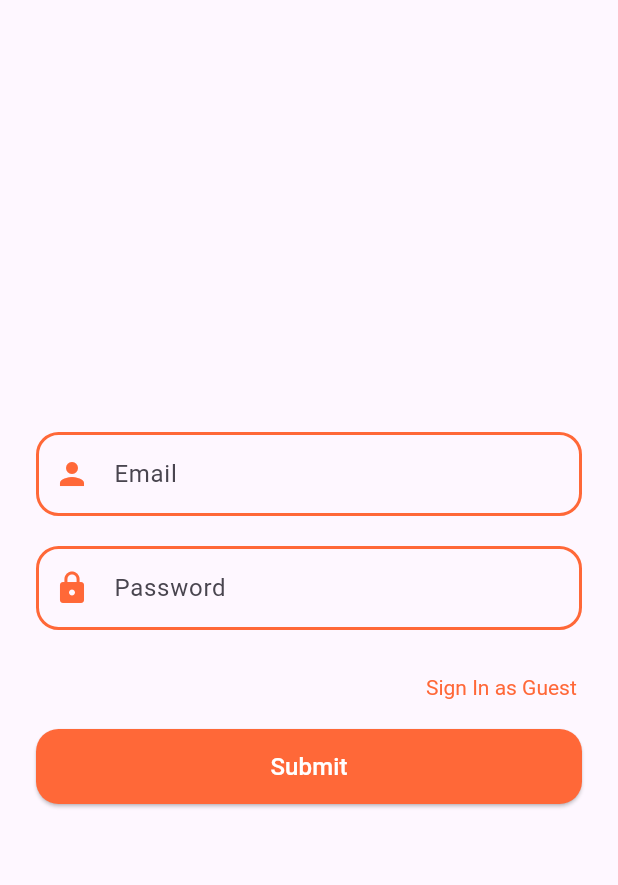
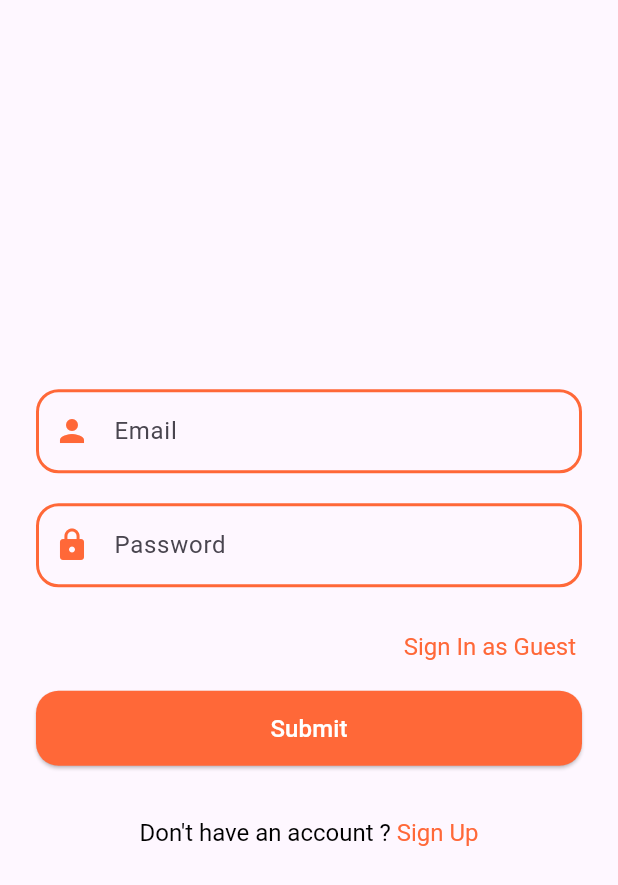
Before and after one commit to lovemxchine/Discount-Food_Project-Thesis, a Flutter app: the screen it shows after launch, after a tap on "Submit", on a phone screen of 412 x 824 dp. Shown: the top 885 px of the screen. Run offline on Flutter 3.47's test engine with Material 3 defaults, Android fonts, the phone set to English and light mode, and no system bars; our stand-ins replace firebase_auth, firebase_core, google_fonts, shared_preferences; accounts and stored records are empty; network calls fail; Roboto replaces fonts that are missing (Mitr).

Commit message:
doing signIn

```diff
--- a/mobile/lib/main.dart
+++ b/mobile/lib/main.dart
@@ -1,8 +1,18 @@
+import 'package:firebase_core/firebase_core.dart';
 import 'package:flutter/material.dart';
 import 'package:google_fonts/google_fonts.dart';
-import 'package:mobile/user/page/login.dart';
+import 'package:mobile/firebase_options.dart';
+import 'package:mobile/user/page/signIn.dart';
+import 'package:mobile/user/page/registerRole.dart';
+import 'package:shared_preferences/shared_preferences.dart';
 
-void main() {
+Future  main() async {
+  WidgetsFlutterBinding.ensureInitialized();
+  await Firebase.initializeApp(
+    options: DefaultFirebaseOptions.currentPlatform,
+  );
+  SharedPreferences prefs = await SharedPreferences.getInstance();
+
   runApp(const MyApp());
 }
 
@@ -23,9 +33,9 @@ class _MyAppState extends State<MyApp> {
               primaryColor: Colors.blue,
             ),
             routes: {
-              '/': (context) => Login(),
-              // '/login': (context) => Login(),
-              // '/admin_reg': (context) => AdminRegister(),
+              '/': (context) => SignIn(),
+              '/signIn': (context) => SignIn(),
+              '/registerRole': (context) => RegisterRole(),
               // '/customer': (context) => const CustomerScreen(),
               // '/chef': (context) => const ChefScreen(),
               // '/manager': (context) => const ManagerScreen(),
--- a/mobile/lib/user/page/login.dart
+++ b/mobile/lib/user/page/signIn.dart
@@ -1,14 +1,19 @@
+import 'package:firebase_auth/firebase_auth.dart';
+import 'package:flutter/gestures.dart';
 import 'package:flutter/material.dart';
+import 'package:mobile/user/service/auth.dart';
+import 'package:shared_preferences/shared_preferences.dart';
 
-class Login extends StatefulWidget {
-  const  Login({super.key});
+class SignIn extends StatefulWidget {
+  const SignIn({super.key});
 
   @override
-  State<Login> createState() => _LoginState();
+  State<SignIn> createState() => _SignInState();
 
 }
 
-class _LoginState extends State<Login> {
+class _SignInState extends State<SignIn> {
+  final FirebaseAuthService _auth = FirebaseAuthService();
   final TextEditingController emailController = TextEditingController();
   final TextEditingController passwordController = TextEditingController();
   String email = '';
@@ -101,6 +106,7 @@ class _LoginState extends State<Login> {
                   text:const TextSpan(
                     text: 'Sign In as Guest ',
                 style: TextStyle(
+                  fontSize: 16,
                   color: Color(0xFFFF6838)
                     ),
                   ),
@@ -109,7 +115,7 @@ class _LoginState extends State<Login> {
               const SizedBox( height: 20,),
               ElevatedButton(
             onPressed: () {
-              // request api to login
+              _signIn();
             },
             style: ElevatedButton.styleFrom(
               backgroundColor: Color(0xFFFF6838), // Button color
@@ -124,10 +130,47 @@ class _LoginState extends State<Login> {
                 fontSize: 16,
                 color: Colors.white)),
           ),
+          const SizedBox(height: 35),
+          RichText(text: TextSpan(
+            text: 'Don\'t have an account ? ',
+            style:const  TextStyle(
+              color: Colors.black,
+              fontSize: 16
+            ),
+            children: <TextSpan>[
+              TextSpan(
+                text: 'Sign Up',
+                style:const TextStyle(
+                  color: Color(0xFFFF6838),
+                  fontSize: 16
+                ),
+                recognizer: TapGestureRecognizer()
+                  ..onTap = () {
+                    Navigator.pushNamed(context, '/registerRole');
+                  }
+              )
+            ]
+          ))
             ],
           )
         ),
       ),
     );
   }
+  void _signIn() async {
+    String email = emailController.text;
+    String password = passwordController.text;
+
+   try{ User? user = await _auth.signInWithEmailAndPassword(email, password);
+
+    if (user != null) {
+      SharedPreferences prefs = await SharedPreferences
+          .getInstance(); //สร้างตัวแปรสำหรับ sharedpreference
+      print("Login is successfully signed");
+    }
+    } on FirebaseAuthException catch (e) {
+      _auth.handleFirebaseAuthError(e);
+      print(e.message);
+    }
+  }
 }
--- /dev/null
+++ b/mobile/lib/user/service/auth.dart
@@ -0,0 +1,73 @@
+import 'dart:io';
+
+
+// Remove unused package: package_info
+import 'package:firebase_auth/firebase_auth.dart';
+
+class FirebaseAuthService {
+  final FirebaseAuth _auth = FirebaseAuth.instance;
+
+  User? get currentUser => _auth.currentUser;
+
+  Stream<User?> get authStateChanges => _auth.authStateChanges();
+
+  // Future for sign-up with email and password (with error handling)
+  Future<User?> signUpWithEmailAndPassword(
+      String email, String password) async {
+    try {
+      UserCredential credential = await _auth.createUserWithEmailAndPassword(
+        email: email,
+        password: password,
+      );
+      return credential.user; // Return the created user
+    } on FirebaseAuthException catch (e) {
+      handleFirebaseAuthError(e);
+      return null;
+    } catch (e) {
+      print("An unexpected error occurred: $e");
+      return null;
+    }
+  }
+
+  Future<User?> signInWithEmailAndPassword(
+    String email,
+    String password,
+  ) async {
+    try {
+      UserCredential credential = await _auth.signInWithEmailAndPassword(
+        email: email,
+        password: password,
+      );
+      return credential.user;
+    } on FirebaseAuthException catch (e) {
+      handleFirebaseAuthError(e);
+      return null;
+    } catch (e) {
+      // Handle other exceptions
+      print("An unexpected error occurred: $e");
+      return null;
+    }
+  }
+
+  void handleFirebaseAuthError(FirebaseAuthException e) {
+    switch (e.code) {
+      case "weak-password":
+        print("The password is too weak.");
+        break;
+      case "email-already-in-use":
+        print("The email address is already in use by another user.");
+        break;
+      case "invalid-email":
+        print("The email address is invalid.");
+        break;
+      case "user-not-found":
+        print("The user account does not exist.");
+        break;
+      case "wrong-password":
+        print("The password is incorrect.");
+        break;
+      default:
+        print("An unknown error occurred: ${e.code}");
+    }
+  }
+}
--- a/mobile/pubspec.yaml
+++ b/mobile/pubspec.yaml
@@ -37,6 +37,8 @@ dependencies:
   cupertino_icons: ^1.0.6
   shared_preferences: ^2.2.3
   google_fonts: ^6.2.1
+  firebase_auth: ^5.1.3
+  firebase_core: ^3.3.0
 
 dev_dependencies:
   flutter_test:
```
Also changed, not shown: mobile/lib/user/page/registerRole.dart (added, +100 -0 lines), mobile/lib/firebase_options.dart (added), mobile/pubspec.lock, 10 other files.
